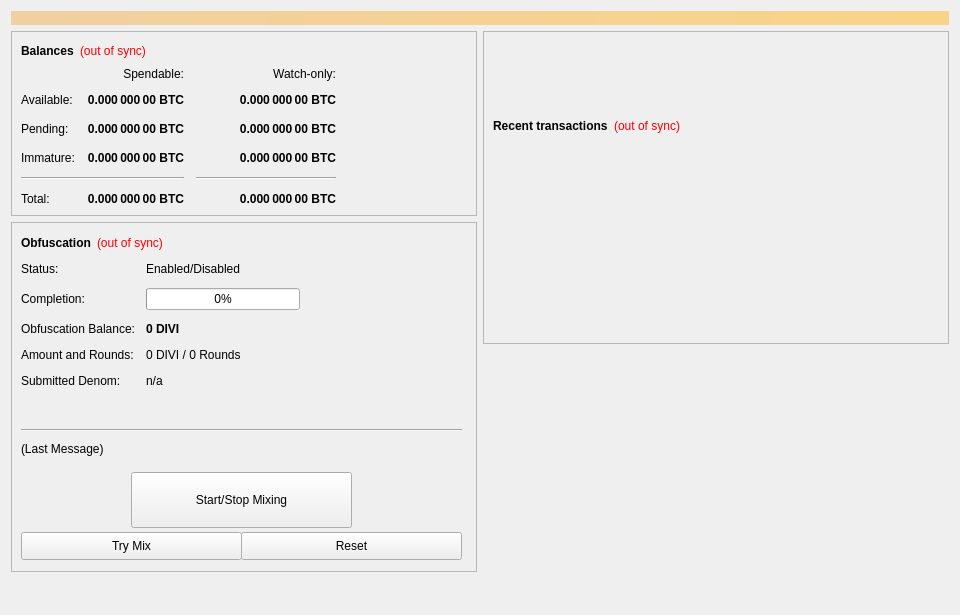
The window that src/qt/forms/overviewpage.ui (Beasta/Divicoin) describes before a commit, drawn with Qt 5.
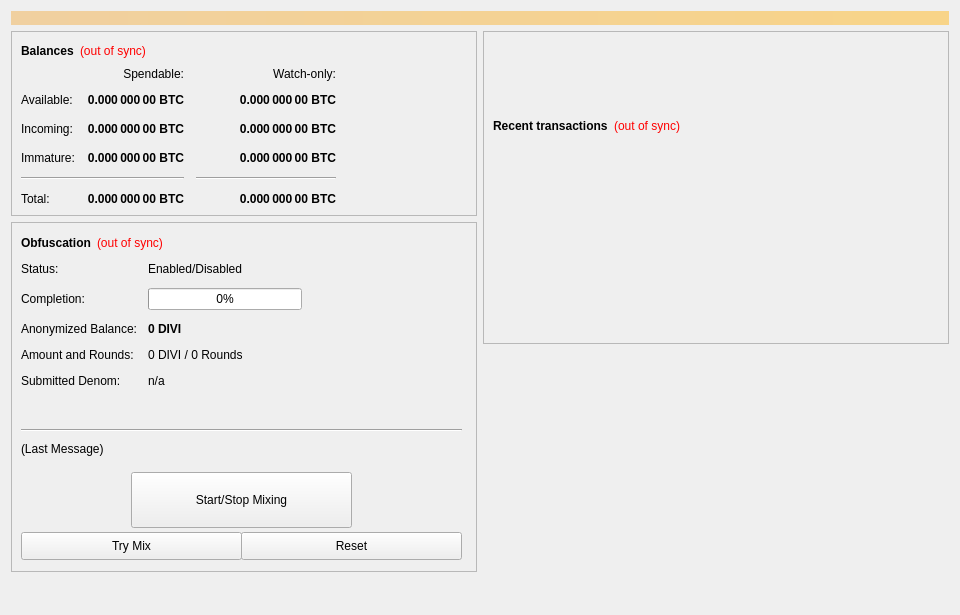
The same window after the commit.

Commit message: Changed UI Labels for Divi-qt

What changed in the file:
```diff
--- a/src/qt/forms/overviewpage.ui
+++ b/src/qt/forms/overviewpage.ui
@@ -376,7 +376,7 @@
             <item row="2" column="0">
              <widget class="QLabel" name="labelPendingText">
               <property name="text">
-               <string>Pending:</string>
+               <string>Incoming:</string>
               </property>
              </widget>
             </item>
@@ -461,7 +461,7 @@
            <item row="2" column="0">
             <widget class="QLabel" name="labelAnonymizedText">
              <property name="text">
-              <string>Obfuscation Balance:</string>
+              <string>Anonymized Balance:</string>
              </property>
             </widget>
            </item>
```
The commit also changes 1 other file.
